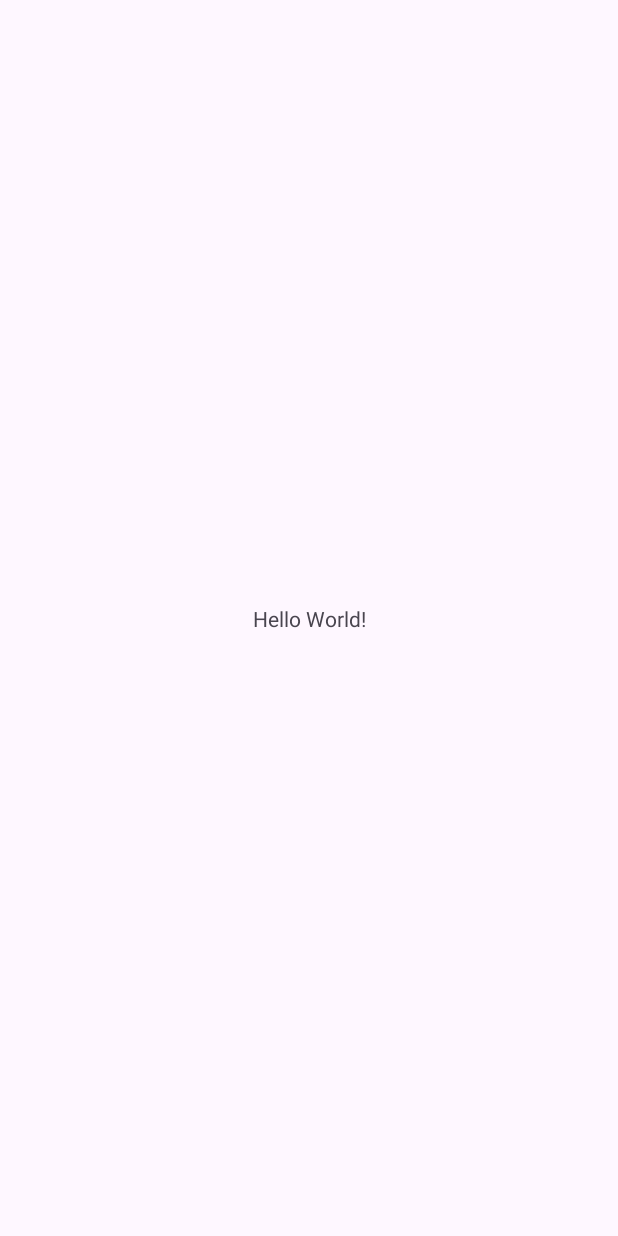
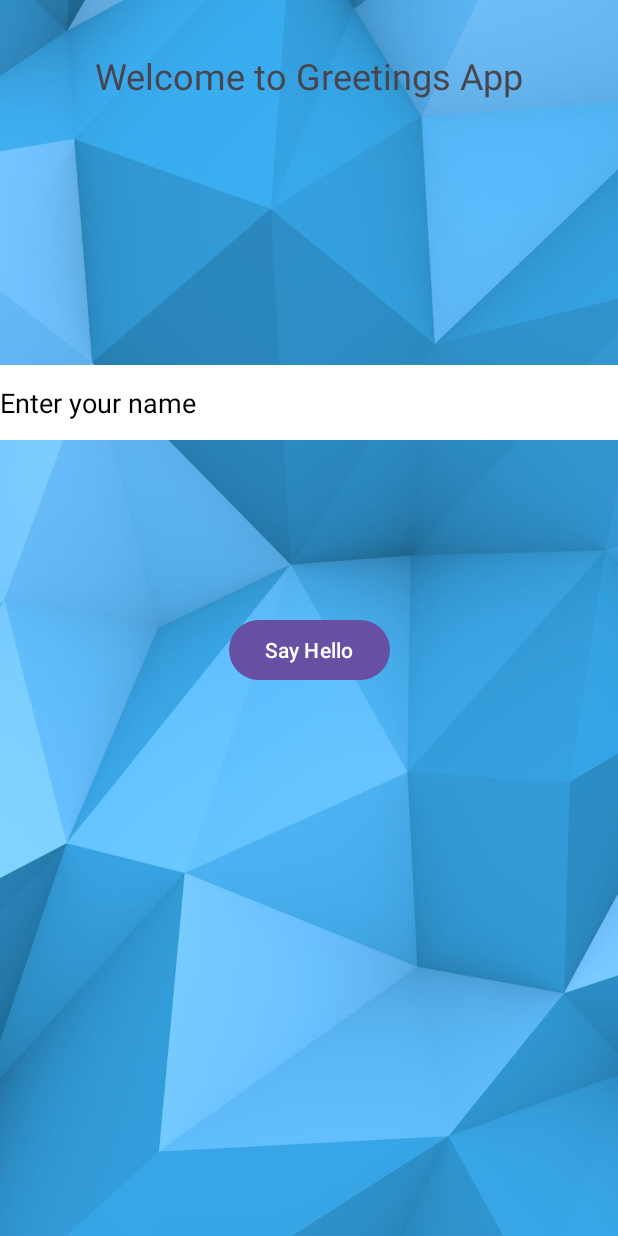
Before and after one commit to danleedotorg/SimpleToastGreeting, an Android app: the screen it shows after launch (MainActivity), on a phone screen of 412 x 824 dp. Before the commit the screen is almost empty. Run offline under Robolectric (Android 15) with nearby library versions, the phone set to English and light mode, and no system bars.

Commit message:
made simple app that triggers toast message

```diff
--- a/app/src/main/java/org/danlee/simpletoastgreeting/MainActivity.java
+++ b/app/src/main/java/org/danlee/simpletoastgreeting/MainActivity.java
@@ -3,12 +3,34 @@ package org.danlee.simpletoastgreeting;
 import androidx.appcompat.app.AppCompatActivity;
 
 import android.os.Bundle;
+import android.view.View;
+import android.widget.Button;
+import android.widget.EditText;
+import android.widget.TextView;
+import android.widget.Toast;
 
 public class MainActivity extends AppCompatActivity {
+    EditText editText;
+    Button button;
+    TextView title;
+
 
     @Override
     protected void onCreate(Bundle savedInstanceState) {
         super.onCreate(savedInstanceState);
         setContentView(R.layout.activity_main);
+
+        editText = findViewById(R.id.editText);
+        button = findViewById(R.id.button);
+        title = findViewById(R.id.title);
+
+        button.setOnClickListener(new View.OnClickListener() {
+            @Override
+            public void onClick(View v) {
+                String input = editText.getText().toString();
+
+                Toast.makeText(MainActivity.this, "Welcome " + input + " to our app", Toast.LENGTH_LONG).show();
+            }
+        });
     }
 }
--- a/app/src/main/res/layout/activity_main.xml
+++ b/app/src/main/res/layout/activity_main.xml
@@ -4,15 +4,40 @@
     xmlns:tools="http://schemas.android.com/tools"
     android:layout_width="match_parent"
     android:layout_height="match_parent"
+    android:background="@drawable/background"
     tools:context=".MainActivity">
 
     <TextView
+        android:id="@+id/title"
         android:layout_width="wrap_content"
         android:layout_height="wrap_content"
-        android:text="Hello World!"
-        app:layout_constraintBottom_toBottomOf="parent"
+        android:layout_marginTop="34dp"
+        android:text="Welcome to Greetings App"
+        android:textSize="24sp"
+
         app:layout_constraintEnd_toEndOf="parent"
         app:layout_constraintStart_toStartOf="parent"
         app:layout_constraintTop_toTopOf="parent" />
 
+    <EditText
+        android:id="@+id/editText"
+        android:layout_width="0dp"
+        android:layout_height="50dp"
+        android:layout_marginTop="243dp"
+        android:hint="Enter your name"
+        android:textColorHint="@color/black"
+        android:background="@color/white"
+        app:layout_constraintEnd_toEndOf="parent"
+        app:layout_constraintStart_toStartOf="parent"
+        app:layout_constraintTop_toTopOf="parent" />
+
+    <Button
+        android:id="@+id/button"
+        android:layout_width="wrap_content"
+        android:layout_height="wrap_content"
+        android:layout_marginTop="116dp"
+        android:text="Say Hello"
+        app:layout_constraintEnd_toEndOf="parent"
+        app:layout_constraintStart_toStartOf="parent"
+        app:layout_constraintTop_toBottomOf="@+id/editText" />
 </androidx.constraintlayout.widget.ConstraintLayout>
```
Also changed, not shown: app/src/main/res/drawable/background.jpg (added).
